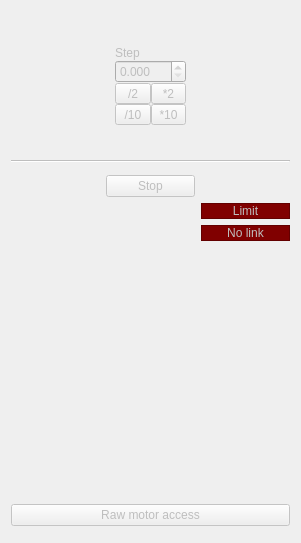
Qt form share/imblSlits/slits.ui (AustralianSynchrotron/imblSlits) before a commit.
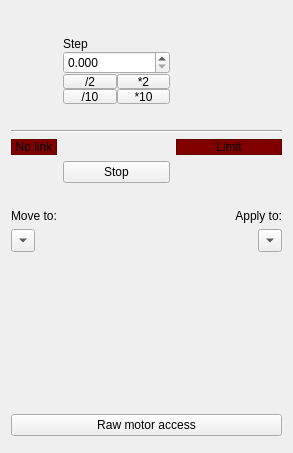
The same form after that commit. Custom widgets are drawn as their Qt base class.

Commit message: modified:   bin/imblSlits 	deleted:    bin/imblSlitsPreset 	modified:   share/imblSlits/imblSlits.ui 	modified:   share/imblSlits/slits.py 	modified:   share/imblSlits/slits.ui 	deleted:    share/imblSlits/xray.png

```diff
--- a/share/imblSlits/slits.ui
+++ b/share/imblSlits/slits.ui
@@ -2,15 +2,12 @@
 <ui version="4.0">
  <class>Form</class>
  <widget class="QWidget" name="Form">
-  <property name="enabled">
-   <bool>false</bool>
-  </property>
   <property name="geometry">
    <rect>
     <x>0</x>
     <y>0</y>
-    <width>301</width>
-    <height>543</height>
+    <width>293</width>
+    <height>453</height>
    </rect>
   </property>
   <property name="windowTitle">
@@ -77,100 +74,6 @@
    <item row="3" column="1">
     <widget class="Driver" name="dVS" native="true"/>
    </item>
-   <item row="2" column="1">
-    <widget class="QWidget" name="stepWidget" native="true">
-     <layout class="QGridLayout" name="gridLayout_8">
-      <property name="spacing">
-       <number>0</number>
-      </property>
-      <item row="1" column="0" colspan="2">
-       <layout class="QHBoxLayout" name="horizontalLayout_4">
-        <item>
-         <widget class="QMDoubleSpinBox" name="step">
-          <property name="decimals">
-           <number>3</number>
-          </property>
-          <property name="maximum">
-           <double>100.000000000000000</double>
-          </property>
-         </widget>
-        </item>
-       </layout>
-      </item>
-      <item row="3" column="0">
-       <widget class="QToolButton" name="sd0">
-        <property name="sizePolicy">
-         <sizepolicy hsizetype="Minimum" vsizetype="Fixed">
-          <horstretch>0</horstretch>
-          <verstretch>0</verstretch>
-         </sizepolicy>
-        </property>
-        <property name="focusPolicy">
-         <enum>Qt::ClickFocus</enum>
-        </property>
-        <property name="text">
-         <string>/10</string>
-        </property>
-       </widget>
-      </item>
-      <item row="2" column="0">
-       <widget class="QToolButton" name="sd2">
-        <property name="sizePolicy">
-         <sizepolicy hsizetype="Minimum" vsizetype="Fixed">
-          <horstretch>0</horstretch>
-          <verstretch>0</verstretch>
-         </sizepolicy>
-        </property>
-        <property name="focusPolicy">
-         <enum>Qt::ClickFocus</enum>
-        </property>
-        <property name="text">
-         <string>/2</string>
-        </property>
-       </widget>
-      </item>
-      <item row="2" column="1">
-       <widget class="QToolButton" name="sm2">
-        <property name="sizePolicy">
-         <sizepolicy hsizetype="Minimum" vsizetype="Fixed">
-          <horstretch>0</horstretch>
-          <verstretch>0</verstretch>
-         </sizepolicy>
-        </property>
-        <property name="focusPolicy">
-         <enum>Qt::ClickFocus</enum>
-        </property>
-        <property name="text">
-         <string>*2</string>
-        </property>
-       </widget>
-      </item>
-      <item row="3" column="1">
-       <widget class="QToolButton" name="sm0">
-        <property name="sizePolicy">
-         <sizepolicy hsizetype="Minimum" vsizetype="Fixed">
-          <horstretch>0</horstretch>
-          <verstretch>0</verstretch>
-         </sizepolicy>
-        </property>
-        <property name="focusPolicy">
-         <enum>Qt::ClickFocus</enum>
-        </property>
-        <property name="text">
-         <string>*10</string>
-        </property>
-       </widget>
-      </item>
-      <item row="0" column="0" colspan="2">
-       <widget class="QLabel" name="label">
-        <property name="text">
-         <string>Step</string>
-        </property>
-       </widget>
-      </item>
-     </layout>
-    </widget>
-   </item>
    <item row="4" column="0" colspan="3">
     <widget class="Line" name="line_8">
      <property name="orientation">
@@ -181,60 +84,6 @@
    <item row="6" column="2">
     <widget class="Driver" name="dRT" native="true"/>
    </item>
-   <item row="7" column="2">
-    <layout class="QVBoxLayout" name="verticalLayout_2">
-     <item>
-      <widget class="QLabel" name="limitW">
-       <property name="sizePolicy">
-        <sizepolicy hsizetype="Preferred" vsizetype="Fixed">
-         <horstretch>0</horstretch>
-         <verstretch>0</verstretch>
-        </sizepolicy>
-       </property>
-       <property name="styleSheet">
-        <string notr="true">background-color: rgb(128, 0, 0);</string>
-       </property>
-       <property name="frameShape">
-        <enum>QFrame::StyledPanel</enum>
-       </property>
-       <property name="frameShadow">
-        <enum>QFrame::Raised</enum>
-       </property>
-       <property name="text">
-        <string>Limit</string>
-       </property>
-       <property name="alignment">
-        <set>Qt::AlignCenter</set>
-       </property>
-      </widget>
-     </item>
-     <item>
-      <widget class="QLabel" name="linkW">
-       <property name="sizePolicy">
-        <sizepolicy hsizetype="Preferred" vsizetype="Fixed">
-         <horstretch>0</horstretch>
-         <verstretch>0</verstretch>
-        </sizepolicy>
-       </property>
-       <property name="styleSheet">
-        <string notr="true">background-color: rgb(128, 0, 0);</string>
-       </property>
-       <property name="frameShape">
-        <enum>QFrame::StyledPanel</enum>
-       </property>
-       <property name="frameShadow">
-        <enum>QFrame::Raised</enum>
-       </property>
-       <property name="text">
-        <string>No link</string>
-       </property>
-       <property name="alignment">
-        <set>Qt::AlignCenter</set>
-       </property>
-      </widget>
-     </item>
-    </layout>
-   </item>
    <item row="1" column="1">
     <widget class="Driver" name="dVP" native="true"/>
    </item>
@@ -303,9 +152,244 @@
      </layout>
     </widget>
    </item>
+   <item row="5" column="0">
+    <widget class="QLabel" name="linkW">
+     <property name="sizePolicy">
+      <sizepolicy hsizetype="Preferred" vsizetype="Fixed">
+       <horstretch>0</horstretch>
+       <verstretch>0</verstretch>
+      </sizepolicy>
+     </property>
+     <property name="styleSheet">
+      <string notr="true">background-color: rgb(128, 0, 0);</string>
+     </property>
+     <property name="frameShape">
+      <enum>QFrame::StyledPanel</enum>
+     </property>
+     <property name="frameShadow">
+      <enum>QFrame::Raised</enum>
+     </property>
+     <property name="text">
+      <string>No link</string>
+     </property>
+     <property name="alignment">
+      <set>Qt::AlignCenter</set>
+     </property>
+    </widget>
+   </item>
+   <item row="5" column="2">
+    <widget class="QLabel" name="limitW">
+     <property name="sizePolicy">
+      <sizepolicy hsizetype="Preferred" vsizetype="Fixed">
+       <horstretch>0</horstretch>
+       <verstretch>0</verstretch>
+      </sizepolicy>
+     </property>
+     <property name="styleSheet">
+      <string notr="true">background-color: rgb(128, 0, 0);</string>
+     </property>
+     <property name="frameShape">
+      <enum>QFrame::StyledPanel</enum>
+     </property>
+     <property name="frameShadow">
+      <enum>QFrame::Raised</enum>
+     </property>
+     <property name="text">
+      <string>Limit</string>
+     </property>
+     <property name="alignment">
+      <set>Qt::AlignCenter</set>
+     </property>
+    </widget>
+   </item>
+   <item row="7" column="0">
+    <layout class="QVBoxLayout" name="verticalLayout_2">
+     <item>
+      <widget class="QLabel" name="label_4">
+       <property name="text">
+        <string/>
+       </property>
+      </widget>
+     </item>
+     <item>
+      <widget class="QLabel" name="label_2">
+       <property name="text">
+        <string>Move to:</string>
+       </property>
+      </widget>
+     </item>
+     <item>
+      <widget class="QToolButton" name="moveTo">
+       <property name="text">
+        <string>...</string>
+       </property>
+       <property name="popupMode">
+        <enum>QToolButton::InstantPopup</enum>
+       </property>
+       <property name="arrowType">
+        <enum>Qt::DownArrow</enum>
+       </property>
+      </widget>
+     </item>
+    </layout>
+   </item>
+   <item row="7" column="2">
+    <layout class="QGridLayout" name="gridLayout_2">
+     <item row="2" column="1">
+      <widget class="QToolButton" name="applyTo">
+       <property name="text">
+        <string>...</string>
+       </property>
+       <property name="popupMode">
+        <enum>QToolButton::InstantPopup</enum>
+       </property>
+       <property name="arrowType">
+        <enum>Qt::DownArrow</enum>
+       </property>
+      </widget>
+     </item>
+     <item row="1" column="0" colspan="2">
+      <widget class="QLabel" name="label_5">
+       <property name="text">
+        <string>Apply to:</string>
+       </property>
+       <property name="alignment">
+        <set>Qt::AlignRight|Qt::AlignTrailing|Qt::AlignVCenter</set>
+       </property>
+      </widget>
+     </item>
+     <item row="0" column="0" colspan="2">
+      <widget class="QLabel" name="label_3">
+       <property name="text">
+        <string/>
+       </property>
+      </widget>
+     </item>
+    </layout>
+   </item>
+   <item row="2" column="1">
+    <widget class="QWidget" name="stepWidget" native="true">
+     <layout class="QGridLayout" name="gridLayout_8">
+      <property name="leftMargin">
+       <number>0</number>
+      </property>
+      <property name="topMargin">
+       <number>0</number>
+      </property>
+      <property name="rightMargin">
+       <number>0</number>
+      </property>
+      <property name="bottomMargin">
+       <number>0</number>
+      </property>
+      <property name="spacing">
+       <number>0</number>
+      </property>
+      <item row="3" column="0">
+       <widget class="QToolButton" name="sd2">
+        <property name="sizePolicy">
+         <sizepolicy hsizetype="Minimum" vsizetype="Fixed">
+          <horstretch>0</horstretch>
+          <verstretch>0</verstretch>
+         </sizepolicy>
+        </property>
+        <property name="focusPolicy">
+         <enum>Qt::ClickFocus</enum>
+        </property>
+        <property name="styleSheet">
+         <string notr="true">padding: -2px</string>
+        </property>
+        <property name="text">
+         <string>/2</string>
+        </property>
+       </widget>
+      </item>
+      <item row="3" column="1">
+       <widget class="QToolButton" name="sm2">
+        <property name="sizePolicy">
+         <sizepolicy hsizetype="Minimum" vsizetype="Fixed">
+          <horstretch>0</horstretch>
+          <verstretch>0</verstretch>
+         </sizepolicy>
+        </property>
+        <property name="focusPolicy">
+         <enum>Qt::ClickFocus</enum>
+        </property>
+        <property name="styleSheet">
+         <string notr="true">padding: -2px</string>
+        </property>
+        <property name="text">
+         <string>*2</string>
+        </property>
+       </widget>
+      </item>
+      <item row="4" column="0">
+       <widget class="QToolButton" name="sd0">
+        <property name="sizePolicy">
+         <sizepolicy hsizetype="Minimum" vsizetype="Fixed">
+          <horstretch>0</horstretch>
+          <verstretch>0</verstretch>
+         </sizepolicy>
+        </property>
+        <property name="focusPolicy">
+         <enum>Qt::ClickFocus</enum>
+        </property>
+        <property name="styleSheet">
+         <string notr="true">padding: -2px</string>
+        </property>
+        <property name="text">
+         <string>/10</string>
+        </property>
+       </widget>
+      </item>
+      <item row="1" column="0" colspan="2">
+       <widget class="QMDoubleSpinBox" name="step">
+        <property name="decimals">
+         <number>3</number>
+        </property>
+        <property name="maximum">
+         <double>100.000000000000000</double>
+        </property>
+       </widget>
+      </item>
+      <item row="4" column="1">
+       <widget class="QToolButton" name="sm0">
+        <property name="sizePolicy">
+         <sizepolicy hsizetype="Minimum" vsizetype="Fixed">
+          <horstretch>0</horstretch>
+          <verstretch>0</verstretch>
+         </sizepolicy>
+        </property>
+        <property name="focusPolicy">
+         <enum>Qt::ClickFocus</enum>
+        </property>
+        <property name="styleSheet">
+         <string notr="true">padding: -2px</string>
+        </property>
+        <property name="text">
+         <string>*10</string>
+        </property>
+       </widget>
+      </item>
+      <item row="0" column="0" colspan="2">
+       <widget class="QLabel" name="label">
+        <property name="text">
+         <string>Step</string>
+        </property>
+       </widget>
+      </item>
+     </layout>
+    </widget>
+   </item>
   </layout>
  </widget>
  <customwidgets>
+  <customwidget>
+   <class>Face</class>
+   <extends>QWidget</extends>
+   <header location="global">slits.h</header>
+   <container>1</container>
+  </customwidget>
   <customwidget>
    <class>QMDoubleSpinBox</class>
    <extends>QDoubleSpinBox</extends>
@@ -315,12 +399,6 @@
     <signal>escaped()</signal>
    </slots>
   </customwidget>
-  <customwidget>
-   <class>Face</class>
-   <extends>QWidget</extends>
-   <header location="global">slits.h</header>
-   <container>1</container>
-  </customwidget>
   <customwidget>
    <class>Driver</class>
    <extends>QWidget</extends>
```
The commit also changes 5 other files.
